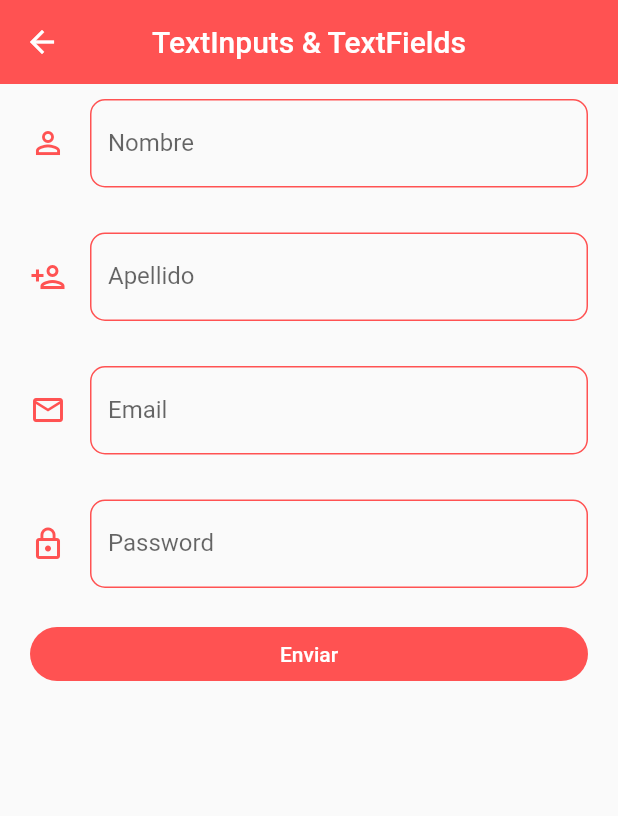
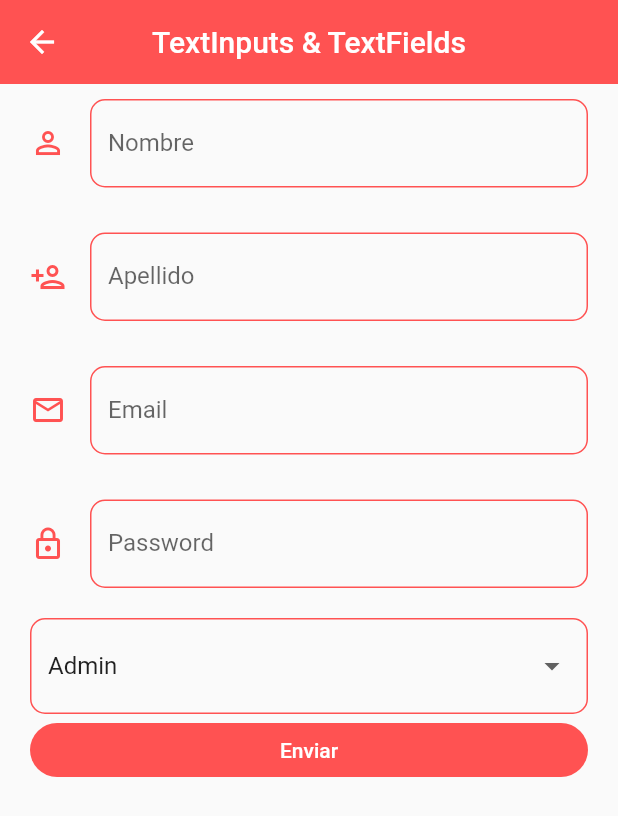
Before and after one commit to Nahu-N-Castro/fl_components1, a Flutter app: the InputsScreen screen opened by its route, on a phone screen of 412 x 824 dp. Shown: the top 816 px of the screen. Run offline on Flutter 3.47's test engine with Material 2 defaults, Android fonts, the phone set to English and light mode, and no system bars.

Commit message:
dropdownButtonFormField

```diff
--- a/lib/Widgets/custom_input_field.dart
+++ b/lib/Widgets/custom_input_field.dart
@@ -10,6 +10,9 @@ class CustomInputField extends StatelessWidget {
   final TextInputType? inputType;
   final bool obscureText;
 
+  final String formProperty;
+  final Map<String, String> formValues;
+
   const CustomInputField({
     Key? key,
     this.labelText,
@@ -20,6 +23,8 @@ class CustomInputField extends StatelessWidget {
     this.color,
     this.inputType,
     this.obscureText = false,
+    required this.formProperty,
+    required this.formValues,
   }) : super(key: key);
 
   @override
@@ -30,7 +35,7 @@ class CustomInputField extends StatelessWidget {
       autofocus: false,
       initialValue: '',
       textCapitalization: TextCapitalization.words,
-      onChanged: (value) => debugPrint('value:$value'),
+      onChanged: (value) => formValues[formProperty] = value,
       validator: (value) {
         if (value == null) return 'Campo obligatorio';
         return value.length < 3 ? 'Mínimo 3 caracteres' : null;
--- a/lib/screens/inputs_screens.dart
+++ b/lib/screens/inputs_screens.dart
@@ -29,37 +29,68 @@ class InputsScreen extends StatelessWidget {
             key: myFormKey,
             child: Column(
               children: [
-                const CustomInputField(
+                CustomInputField(
                   labelText: 'Nombre',
                   hintText: 'Su Nombre',
                   icon: Icons.person_outline,
                   color: Colors.redAccent,
+                  formProperty: 'name',
+                  formValues: formValues,
                 ),
                 const SizedBox(height: 30),
-                const CustomInputField(
+                CustomInputField(
                   labelText: 'Apellido',
                   hintText: 'Su Apellido',
                   icon: Icons.person_add_outlined,
                   color: Colors.redAccent,
+                  formProperty: 'last_name',
+                  formValues: formValues,
                 ),
                 const SizedBox(height: 30),
-                const CustomInputField(
+                CustomInputField(
                   labelText: 'Email',
                   hintText: 'Su Email',
                   icon: Icons.email_outlined,
                   color: Colors.redAccent,
                   inputType: TextInputType.emailAddress,
+                  formProperty: 'email',
+                  formValues: formValues,
                 ),
                 const SizedBox(height: 30),
-                const CustomInputField(
+                CustomInputField(
                   labelText: 'Password',
                   hintText: 'Su Password',
                   icon: Icons.lock_outline,
                   color: Colors.redAccent,
                   inputType: TextInputType.visiblePassword,
                   obscureText: true,
+                  formProperty: 'password',
+                  formValues: formValues,
                 ),
                 const SizedBox(height: 20),
+                DropdownButtonFormField<String>(
+                  value: 'Admin',
+                  items: const [
+                    DropdownMenuItem(
+                      value: 'Admin',
+                      child: Text('Admin'),
+                    ),
+                    DropdownMenuItem(
+                      value: 'User',
+                      child: Text('User'),
+                    ),
+                    DropdownMenuItem(
+                      value: 'Guest',
+                      child: Text('Guest'),
+                    ),
+                    DropdownMenuItem(
+                        value: 'SuperUser',
+                        child: Text(
+                          'SuperUser',
+                        )),
+                  ],
+                  onChanged: (value) => formValues['role'] = value ?? 'Admin',
+                ),
                 ElevatedButton(
                   onPressed: () {
                     FocusScope.of(context).requestFocus(FocusNode());
```
